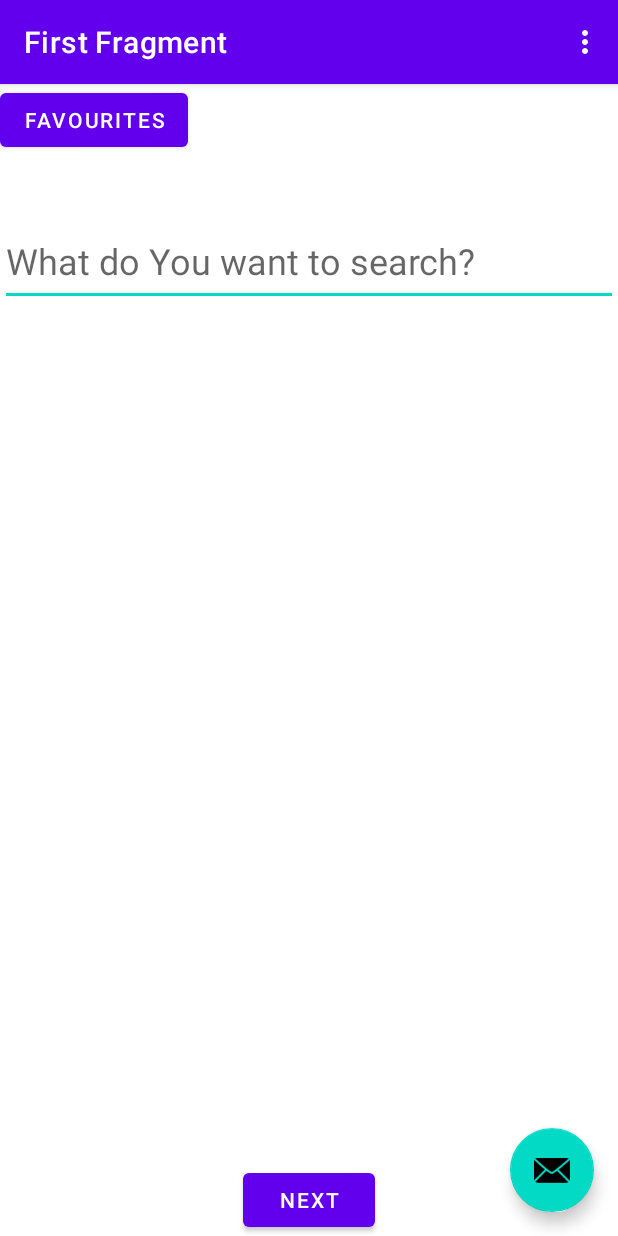
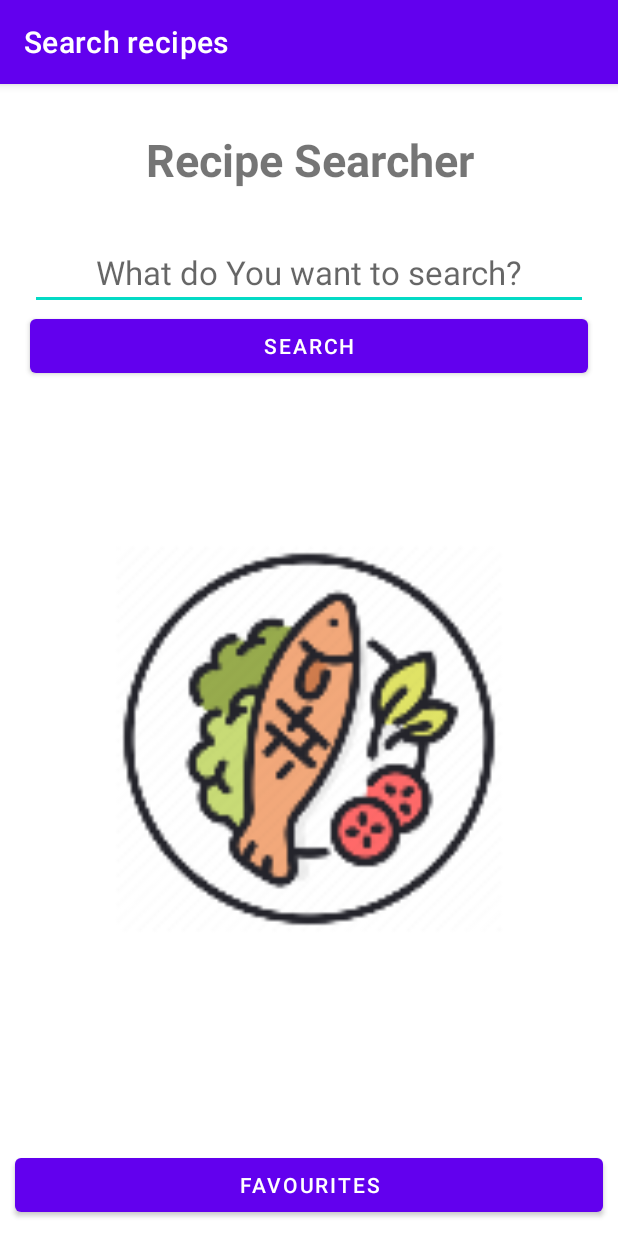
Before and after one commit to ms182905/CookingBookMobile, an Android app: the screen it shows after launch (MainActivity), on a phone screen of 412 x 824 dp. Run offline under Robolectric (Android 15) with nearby library versions, the phone set to English and light mode, and no system bars; our stand-ins replace navigation-ui.

Commit message:
Search UI improvements

```diff
--- a/app/src/main/java/com/soltys/cookingbookmobile/MainActivity.kt
+++ b/app/src/main/java/com/soltys/cookingbookmobile/MainActivity.kt
@@ -8,7 +8,6 @@ import androidx.navigation.findNavController
 import androidx.navigation.ui.AppBarConfiguration
 import androidx.navigation.ui.navigateUp
 import androidx.navigation.ui.setupActionBarWithNavController
-import com.google.android.material.snackbar.Snackbar
 import com.soltys.cookingbookmobile.databinding.ActivityMainBinding
 
 class MainActivity : AppCompatActivity() {
@@ -27,24 +26,6 @@ class MainActivity : AppCompatActivity() {
     val navController = findNavController(R.id.nav_host_fragment_content_main)
     appBarConfiguration = AppBarConfiguration(navController.graph)
     setupActionBarWithNavController(navController, appBarConfiguration)
-
-    binding.fab.setOnClickListener { view ->
-      Snackbar.make(view, "Replace with your own action", Snackbar.LENGTH_LONG)
-          .setAction("Action", null)
-          .show()
-    }
-  }
-
-  override fun onCreateOptionsMenu(menu: Menu): Boolean {
-    menuInflater.inflate(R.menu.menu_main, menu)
-    return true
-  }
-
-  override fun onOptionsItemSelected(item: MenuItem): Boolean {
-    return when (item.itemId) {
-      R.id.action_settings -> true
-      else -> super.onOptionsItemSelected(item)
-    }
   }
 
   override fun onSupportNavigateUp(): Boolean {
--- a/app/src/main/java/com/soltys/cookingbookmobile/SearchFragment.kt
+++ b/app/src/main/java/com/soltys/cookingbookmobile/SearchFragment.kt
@@ -8,8 +8,6 @@ import android.widget.EditText
 import androidx.fragment.app.Fragment
 import androidx.navigation.fragment.findNavController
 import com.soltys.cookingbookmobile.databinding.FragmentSearchBinding
-
-/** A simple [Fragment] subclass as the default destination in the navigation. */
 class SearchFragment : Fragment() {
 
   private var _binding: FragmentSearchBinding? = null
--- a/app/src/main/res/layout/activity_main.xml
+++ b/app/src/main/res/layout/activity_main.xml
@@ -22,13 +22,4 @@
 
     <include layout="@layout/content_main" />
 
-    <com.google.android.material.floatingactionbutton.FloatingActionButton
-        android:id="@+id/fab"
-        android:layout_width="wrap_content"
-        android:layout_height="wrap_content"
-        android:layout_gravity="bottom|end"
-        android:layout_marginEnd="@dimen/fab_margin"
-        android:layout_marginBottom="16dp"
-        app:srcCompat="@android:drawable/ic_dialog_email" />
-
 </androidx.coordinatorlayout.widget.CoordinatorLayout>
--- a/app/src/main/res/layout/fragment_search.xml
+++ b/app/src/main/res/layout/fragment_search.xml
@@ -6,33 +6,68 @@
     android:layout_height="match_parent"
     tools:context=".SearchFragment">
 
+    <LinearLayout
+        android:layout_width="match_parent"
+        android:layout_height="match_parent"
+        android:nestedScrollingEnabled="true"
+        android:orientation="vertical"
+        android:padding="10dip"
+        app:layout_constraintBottom_toBottomOf="parent"
+        app:layout_constraintLeft_toLeftOf="parent"
+        app:layout_constraintRight_toRightOf="parent">
+
+
+        <TextView
+            android:layout_width="match_parent"
+            android:layout_height="wrap_content"
+            android:layout_marginTop="20dp"
+            android:layout_marginBottom="20dp"
+            android:text="@string/recipe_searcher"
+            android:textAlignment="center"
+            android:textSize="30sp"
+            android:textStyle="bold" />
+
         <EditText
             android:id="@+id/et_recipe_name"
             android:layout_width="match_parent"
-        android:layout_height="60dp"
-        android:layout_marginTop="88dp"
-        android:hint="What do You want to search?"
+            android:layout_height="wrap_content"
+            android:layout_marginHorizontal="10dp"
+            android:layout_marginTop="10dp"
+            android:autofillHints=""
+            android:hint="@string/search_hint"
             android:inputType="text"
-        android:textSize="24sp"
-        app:layout_constraintEnd_toEndOf="parent"
-        app:layout_constraintHorizontal_bias="0.0"
-        app:layout_constraintStart_toStartOf="parent"
-        app:layout_constraintTop_toTopOf="parent" />
+            android:textAlignment="center"
+            android:textSize="22sp" />
 
         <Button
             android:id="@+id/button_first"
-        android:layout_width="wrap_content"
+            android:layout_width="match_parent"
             android:layout_height="wrap_content"
-        android:text="@string/next"
+            android:layout_marginHorizontal="10dp"
+            android:layout_marginBottom="10dp"
+            android:text="@string/search"
             app:layout_constraintBottom_toBottomOf="parent"
             app:layout_constraintEnd_toEndOf="parent"
             app:layout_constraintStart_toStartOf="parent" />
 
+        <ImageView
+            android:id="@+id/imageView"
+            android:layout_width="match_parent"
+            android:layout_height="456dp"
+            android:contentDescription="@string/app_name"
+            android:src="@mipmap/ic_launcher2_foreground" />
+
+    </LinearLayout>
+
     <Button
         android:id="@+id/go_to_favourites_button"
-        android:layout_width="wrap_content"
+        android:layout_width="match_parent"
         android:layout_height="wrap_content"
-        android:text="Favourites"
-        tools:layout_editor_absoluteX="143dp"
-        tools:layout_editor_absoluteY="475dp" />
+        android:text="@string/favourites"
+        android:layout_marginHorizontal="10dp"
+        android:layout_marginBottom="10dp"
+        app:layout_constraintBottom_toBottomOf="parent"
+        app:layout_constraintLeft_toLeftOf="parent"
+        app:layout_constraintRight_toRightOf="parent" />
+
 </androidx.constraintlayout.widget.ConstraintLayout>
--- a/app/src/main/res/menu/menu_main.xml
+++ /dev/null
@@ -1,10 +0,0 @@
-<menu xmlns:android="http://schemas.android.com/apk/res/android"
-    xmlns:app="http://schemas.android.com/apk/res-auto"
-    xmlns:tools="http://schemas.android.com/tools"
-    tools:context="com.soltys.myapplication.MainActivity">
-    <item
-        android:id="@+id/action_settings"
-        android:orderInCategory="100"
-        android:title="@string/action_settings"
-        app:showAsAction="never" />
-</menu>
--- a/app/src/main/res/navigation/nav_graph.xml
+++ b/app/src/main/res/navigation/nav_graph.xml
@@ -8,7 +8,7 @@
     <fragment
         android:id="@+id/FirstFragment"
         android:name="com.soltys.cookingbookmobile.SearchFragment"
-        android:label="@string/first_fragment_label"
+        android:label="@string/search_fragment_label"
         tools:layout="@layout/fragment_search">
 
         <action
@@ -21,7 +21,7 @@
     <fragment
         android:id="@+id/SecondFragment"
         android:name="com.soltys.cookingbookmobile.RecipeListFragment"
-        android:label="@string/second_fragment_label"
+        android:label="@string/recipe_list_fragment_label"
         tools:layout="@layout/fragment_list">
 
         <action
@@ -31,12 +31,12 @@
     <fragment
         android:id="@+id/recipeDetailsFragment"
         android:name="com.soltys.cookingbookmobile.RecipeDetailsFragment"
-        android:label="fragment_details"
+        android:label="@string/details_fragment_label"
         tools:layout="@layout/fragment_details" />
     <fragment
         android:id="@+id/favouriteRecipeListFragment"
         android:name="com.soltys.cookingbookmobile.FavouriteRecipeListFragment"
-        android:label="FavouriteRecipeListFragment"
+        android:label="@string/favourite_recipe_list_fragment_label"
         tools:layout="@layout/fragment_list">
         <action
             android:id="@+id/action_favouriteRecipeListFragment_to_favouriteRecipeDetailsFragment"
@@ -45,6 +45,6 @@
     <fragment
         android:id="@+id/favouriteRecipeDetailsFragment"
         android:name="com.soltys.cookingbookmobile.FavouriteRecipeDetailsFragment"
-        android:label="fragment_favourite_details"
+        android:label="@string/details_fragment_label"
         tools:layout="@layout/fragment_favourite_details" />
 </navigation>
--- a/app/src/main/res/values/strings.xml
+++ b/app/src/main/res/values/strings.xml
@@ -1,12 +1,18 @@
 <resources>
     <string name="app_name">CookingBookApp</string>
     <string name="action_settings">Settings</string>
-    <!-- Strings used for fragments for navigation -->
-    <string name="first_fragment_label">First Fragment</string>
-    <string name="second_fragment_label">Second Fragment</string>
-    <string name="next">Next</string>
-    <string name="previous">Previous</string>
-
-    <string name="hello_first_fragment">Hello first fragment</string>
-    <string name="hello_second_fragment">Hello second fragment. Arg: %1$s</string>
+    <string name="search_fragment_label">Search recipes</string>
+    <string name="details_fragment_label">Recipe details</string>
+    <string name="recipe_list_fragment_label">Results</string>
+    <string name="favourite_recipe_list_fragment_label">Favourite recipes</string>
+    <string name="search">Search</string>
+    <string name="search_hint">What do You want to search?</string>
+    <string name="favourites">Favourites</string>
+    <string name="recipe_searcher">Recipe Searcher</string>
+    <string name="dish_picture">Dish picture</string>
+    <string name="preparation_steps">Preparation steps</string>
+    <string name="ingredients">Ingredients</string>
+    <string name="description">Description</string>
+    <string name="title">Title</string>
+    <string name="notes">Notes</string>
 </resources>
```
Also changed, not shown: app/src/main/res/layout/fragment_details.xml (+10 -9 lines), app/src/main/res/layout/fragment_favourite_details.xml (+9 -9 lines). Lines whose indentation alone changed are shown as unchanged.
